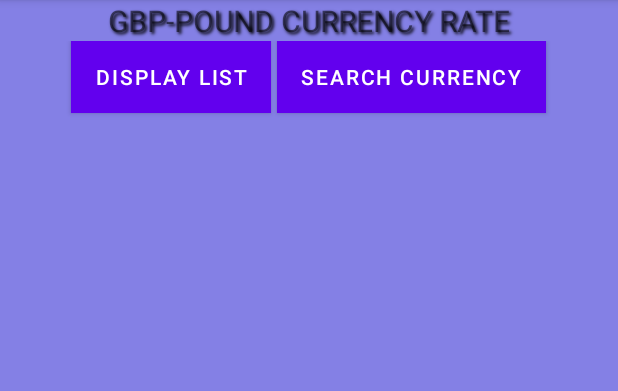
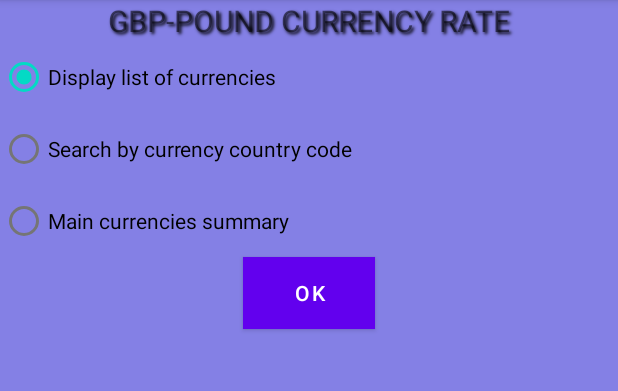
Before and after one commit to Blaiselubuma/Lubuma_Blaise_S2219962, an Android app: the screen it shows after launch (MainActivity), on a phone screen of 412 x 824 dp, the part 84-475 px from its top. Run offline under Robolectric (Android 15) with nearby library versions, the phone set to English and light mode, and no system bars.

Commit message:
Adding new fragment and radio buttons

```diff
--- a/app/src/main/java/gcu/mpd/lubuma_blaise_s2219962/MainActivity.java
+++ b/app/src/main/java/gcu/mpd/lubuma_blaise_s2219962/MainActivity.java
@@ -41,36 +41,50 @@ import java.util.Arrays;
 import java.util.LinkedList;
 
 public class MainActivity<Myadapter> extends AppCompatActivity implements OnClickListener, Serializable {
-    private Button startButton;
-    private Button convertButton;
     private Fragment_1 fragment1;
     private Fragment_2 fragment2;
+    private Fragment_3 fragment3;
+    private Button ok;
     private String result;
     private String url1 = "";
     private String urlSource = "https://www.fx-exchange.com/gbp/rss.xml";
     private ListView listView;
     private static volatile ArrayList mItemsList = null;
     private View mainView;
+    private RadioGroup rdGroupCurrency;
+    private RadioButton rdList;
+    private RadioButton rdSearch;
+    private RadioButton rdSummary;
+
 
 
     @Override
     protected void onCreate(Bundle savedInstanceState) {
         super.onCreate(savedInstanceState);
         setContentView(R.layout.activity_main);
-        startButton = (Button) findViewById(R.id.startButton);
-        startButton.setOnClickListener(this);
-        convertButton = (Button) findViewById(R.id.conversionButton);
-        convertButton.setOnClickListener(this);
+
+        ok = (Button) findViewById(R.id.button_Ok);
+        ok.setOnClickListener(this);
         mainView = (View) findViewById(R.id.mainView);
         mainView.setBackgroundColor(R.drawable.poundimage);
+        rdGroupCurrency = (RadioGroup) findViewById(R.id.rdGroupMain);
+        rdList = (RadioButton) findViewById(R.id.rdList);
+        rdSearch = (RadioButton) findViewById(R.id.rdSearch);
+        rdSummary = (RadioButton) findViewById(R.id.rdSummary);
+        rdList.setOnClickListener(this);
+        rdSearch.setOnClickListener(this);
+        rdSummary.setOnClickListener(this);
+        rdGroupCurrency.setEnabled(true);
+        rdList.toggle();
     }
 
     @Override
     public void onClick(View aview) {
 
-        if (aview == startButton) {
+        if (aview == ok) {
+            if (rdList.isChecked()) {
                 startProgress();
-        } else if (aview == convertButton) {
+            } else if (rdSearch.isChecked()) {
                 listView.setAdapter(null);
                 fragment1 = new Fragment_1();
                 fragment2 = new Fragment_2();
@@ -83,6 +97,19 @@ public class MainActivity<Myadapter> extends AppCompatActivity implements OnClic
                 FragmentTransaction transaction1 = manager1.beginTransaction();
                 transaction1.replace(R.id.fragmentFr1, fragment1);
                 transaction1.commit();
+            } else if (rdSummary.isChecked()) {
+                listView.setAdapter(null);
+                fragment3 = new Fragment_3();
+
+                Bundle bundle = new Bundle();
+                bundle.putSerializable("bundle_key", mItemsList);
+                fragment3.setArguments(bundle);
+
+                FragmentManager manager3 = getSupportFragmentManager();
+                FragmentTransaction transaction3 = manager3.beginTransaction();
+                transaction3.replace(R.id.fragmentFr3, fragment3);
+                transaction3.commit();
+            }
         }
     }
     public void startProgress() {
@@ -135,10 +162,6 @@ public class MainActivity<Myadapter> extends AppCompatActivity implements OnClic
                         Log.e("MyTag", "ioexception");
 
                     }
-
-
-
-
             myCurrencyRate item = null;
             LinkedList<myCurrencyRate> alist = new LinkedList<>();
 
--- a/app/src/main/res/layout/activity_main.xml
+++ b/app/src/main/res/layout/activity_main.xml
@@ -39,25 +39,39 @@ Programme of Study : COMPUTING YEAR 3
             android:gravity="center"
             android:orientation="horizontal">
 
-            <Button
-                android:id="@+id/startButton"
-                android:layout_width="wrap_content"
-                android:layout_height="wrap_content"
-                android:layout_gravity="center_horizontal"
-                android:layout_margin="2dp"
-                android:layout_marginLeft="4dp"
-                android:background="@drawable/border"
-                android:text="Display List" />
+            <RadioGroup
+                android:id="@+id/rdGroupMain"
+                android:layout_width="fill_parent"
+                android:layout_height="fill_parent"
+                android:layout_gravity="center">
 
-            <Button
-                android:id="@+id/conversionButton"
-                android:layout_width="wrap_content"
-                android:layout_height="wrap_content"
-                android:layout_gravity="center_horizontal"
-                android:layout_margin="2dp"
-                android:background="@drawable/border"
-                android:text="Search currency" />
+                <RadioButton
+                    android:id="@+id/rdList"
+                    android:layout_width="wrap_content"
+                    android:layout_height="wrap_content"
+                    android:text="Display list of currencies" />
+
+                <RadioButton
+                    android:id="@+id/rdSearch"
+                    android:layout_width="wrap_content"
+                    android:layout_height="wrap_content"
+                    android:text="Search by currency country code" />
+
+                <RadioButton
+                    android:id="@+id/rdSummary"
+                    android:layout_width="wrap_content"
+                    android:layout_height="wrap_content"
+                    android:text="Main currencies summary" />
+            </RadioGroup>
         </LinearLayout>
+
+        <Button
+            android:id="@+id/button_Ok"
+            android:layout_width="wrap_content"
+            android:layout_height="wrap_content"
+            android:layout_gravity="center"
+            android:background="@drawable/border"
+            android:text="OK" />
 
         <FrameLayout
             android:id="@+id/fragmentFr1"
@@ -69,6 +83,11 @@ Programme of Study : COMPUTING YEAR 3
             android:layout_width="match_parent"
             android:layout_height="wrap_content" />
 
+        <FrameLayout
+            android:id="@+id/fragmentFr3"
+            android:layout_width="match_parent"
+            android:layout_height="wrap_content" />
+
         <ListView
             android:id="@+id/listView"
             android:layout_width="fill_parent"
```
Also changed, not shown: app/src/main/java/gcu/mpd/lubuma_blaise_s2219962/Fragment_3.java (added, +176 -0 lines), app/src/main/res/layout/fragment_3.xml (added, +155 -0 lines). Lines whose indentation alone changed are shown as unchanged.
